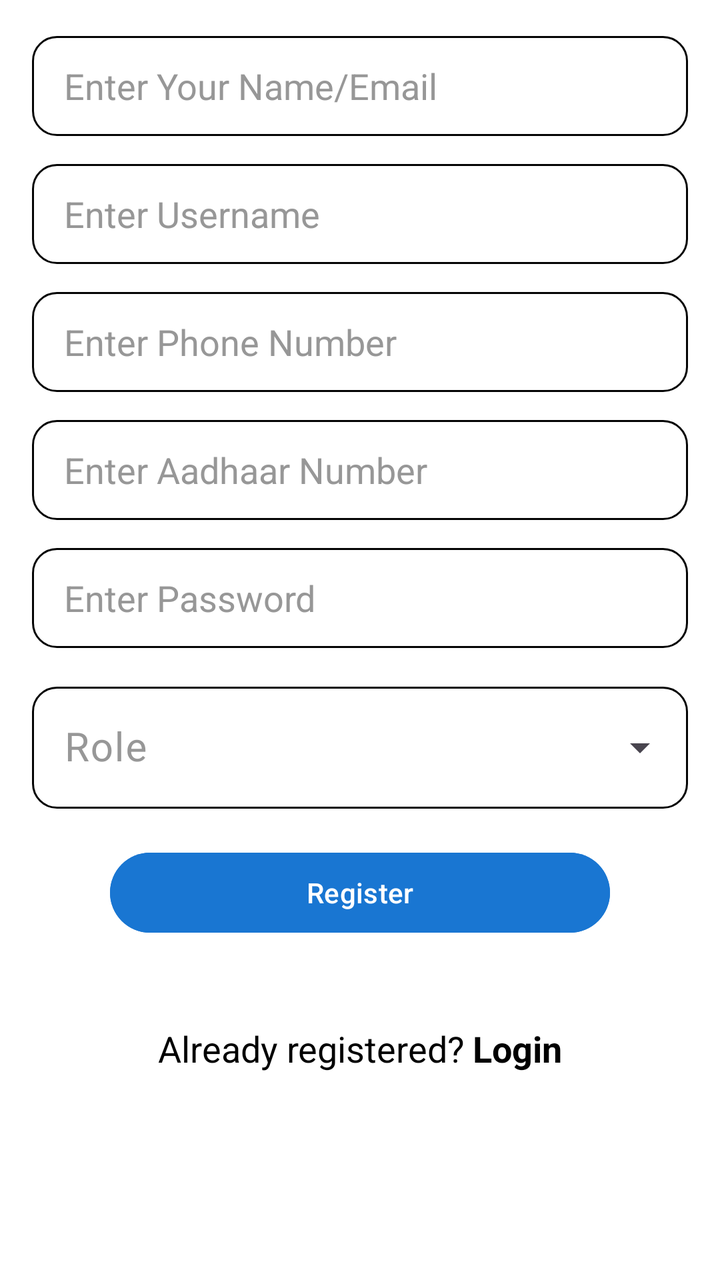
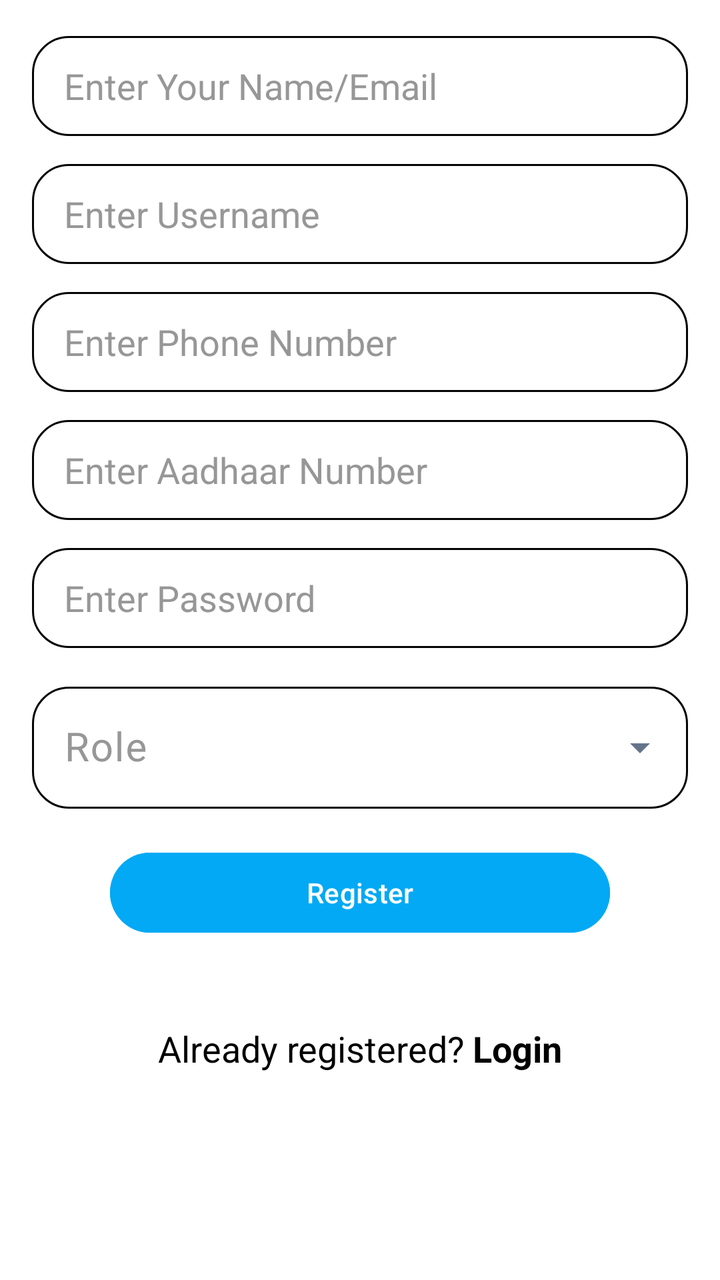

Compare the two renders of this Android layout. The source of the first and the diff that turns it into the second are given below.
<!-- AndroidManifest.xml: application theme Theme.HealthYatra -->
<!-- res/layout/fragment_sign_up.xml -->
<?xml version="1.0" encoding="utf-8"?>
<ScrollView
    xmlns:android="http://schemas.android.com/apk/res/android"
    xmlns:tools="http://schemas.android.com/tools"
    xmlns:app="http://schemas.android.com/apk/res-auto"
    android:layout_width="match_parent"
    android:layout_height="match_parent"
    android:background="@color/primary"
    android:fillViewport="true"
    android:clipToPadding="false"
    tools:context=".fragment.SignUp">

    <androidx.constraintlayout.widget.ConstraintLayout
        android:id="@+id/frameLayout"
        android:layout_width="match_parent"
        android:layout_height="wrap_content"
        android:paddingStart="16dp"
        android:paddingEnd="16dp"
        android:paddingTop="8dp"
        android:paddingBottom="80dp">

        
        <androidx.appcompat.widget.AppCompatEditText
            android:id="@+id/email"
            android:layout_width="0dp"
            android:layout_height="50dp"
            android:layout_marginTop="10dp"
            android:importantForAutofill="no"
            android:background="@drawable/bg_edittext"
            android:hint="@string/enter_your_email"
            android:inputType="textEmailAddress"
            android:maxLength="20"
            android:textColorHint="#FB959595"
            app:layout_constraintEnd_toEndOf="parent"
            app:layout_constraintStart_toStartOf="parent"
            app:layout_constraintTop_toTopOf="parent" />

        
        <androidx.appcompat.widget.AppCompatEditText
            android:id="@+id/username"
            android:layout_width="0dp"
            android:layout_height="50dp"
            android:layout_marginTop="14dp"
            android:autofillHints="username"
            android:background="@drawable/bg_edittext"
            android:hint="@string/enter_username"
            android:inputType="text"
            android:maxLength="20"
            android:textColorHint="#FB959595"
            app:layout_constraintEnd_toEndOf="parent"
            app:layout_constraintStart_toStartOf="parent"
            app:layout_constraintTop_toBottomOf="@id/email" />

        
        <androidx.appcompat.widget.AppCompatEditText
            android:id="@+id/phoneNumber"
            android:layout_width="0dp"
            android:layout_height="50dp"
            android:layout_marginTop="14dp"
            android:autofillHints="phone"
            android:background="@drawable/bg_edittext"
            android:hint="@string/enter_phone_number"
            android:inputType="phone"
            android:maxLength="10"
            android:textColorHint="#FB959595"
            app:layout_constraintEnd_toEndOf="parent"
            app:layout_constraintStart_toStartOf="parent"
            app:layout_constraintTop_toBottomOf="@id/username" />

        
        <androidx.appcompat.widget.AppCompatEditText
            android:id="@+id/Aadhaar"
            android:layout_width="0dp"
            android:layout_height="50dp"
            android:layout_marginTop="14dp"
            android:importantForAutofill="no"
            android:background="@drawable/bg_edittext"
            android:hint="@string/enter_aadhaar_number"
            android:inputType="number"
            android:maxLength="12"
            android:textColorHint="#FB959595"
            app:layout_constraintEnd_toEndOf="parent"
            app:layout_constraintStart_toStartOf="parent"
            app:layout_constraintTop_toBottomOf="@id/phoneNumber" />

        
        <androidx.appcompat.widget.AppCompatEditText
            android:id="@+id/password"
            android:layout_width="0dp"
            android:layout_height="50dp"
            android:layout_marginTop="14dp"
            android:autofillHints="password"
            android:background="@drawable/bg_edittext"
            android:hint="@string/enter_password"
            android:inputType="textPassword"
            android:textColorHint="#FB959595"
            app:layout_constraintEnd_toEndOf="parent"
            app:layout_constraintStart_toStartOf="parent"
            app:layout_constraintTop_toBottomOf="@id/Aadhaar" />

        
        <com.google.android.material.textfield.TextInputLayout
            android:id="@+id/roleLayout"
            style="@style/Widget.Material3.TextInputLayout.OutlinedBox.ExposedDropdownMenu"
            android:layout_width="0dp"
            android:layout_height="wrap_content"
            android:layout_marginTop="14dp"
            android:hint="@string/role"
            android:textColorHint="#FB959595"
            app:layout_constraintEnd_toEndOf="parent"
            app:layout_constraintStart_toStartOf="parent"
            app:layout_constraintTop_toBottomOf="@id/password">

            <com.google.android.material.textfield.MaterialAutoCompleteTextView
                android:id="@+id/role"
                android:layout_width="match_parent"
                android:layout_height="wrap_content"
                android:background="@drawable/bg_edittext"
                android:textColor="@color/text_primary"

                android:inputType="none"
                android:textSize="20sp" />

        </com.google.android.material.textfield.TextInputLayout>

        
        <com.google.android.material.button.MaterialButton
            android:id="@+id/registerBtn"
            android:layout_width="250dp"
            android:layout_height="wrap_content"
            android:layout_marginTop="18dp"
            android:backgroundTint="#1976D2"
            android:text="@string/register"
            android:textColor="@color/primary"
            app:layout_constraintEnd_toEndOf="parent"
            app:layout_constraintStart_toStartOf="parent"
            app:layout_constraintTop_toBottomOf="@id/roleLayout" />

        
        <LinearLayout
            android:layout_width="wrap_content"
            android:layout_height="wrap_content"

            android:orientation="horizontal"
            android:layout_marginTop="18dp"
            app:layout_constraintBottom_toBottomOf="parent"
            app:layout_constraintEnd_toEndOf="parent"
            app:layout_constraintStart_toStartOf="parent"
            app:layout_constraintTop_toBottomOf="@id/registerBtn">

            <TextView
                android:layout_width="wrap_content"
                android:layout_height="wrap_content"
                android:text="@string/already_registered"
                android:textColor="@color/text_primary"
                android:textSize="18sp"
                />

            <TextView
                android:id="@+id/tvLogin"
                android:layout_width="wrap_content"
                android:layout_height="wrap_content"
                android:clickable="true"
               android:layout_marginStart="4dp"
                android:text="@string/login"
                android:textColor="@color/text_primary"
                android:textSize="18sp"
                android:textStyle="bold" />

        </LinearLayout>

    </androidx.constraintlayout.widget.ConstraintLayout>

</ScrollView>
<!-- resources referenced by this layout -->
<resources>
  <color name="primary">#FFFFFF</color>
  <color name="text_primary">#000000</color>
  <!-- drawable bg_edittext (drawable) -->
  <?xml version="1.0" encoding="utf-8"?>
  <selector xmlns:android="http://schemas.android.com/apk/res/android">
  
      
      <item android:state_focused="true">
          <shape android:shape="rectangle">
  
              <solid android:color="#00FBFBFB" />
  
              <stroke
                  android:width="2dp"
                  android:color="@color/text_primary" />
  
              <corners android:radius="12dp" />
  
              <padding
                  android:left="16dp"
                  android:top="0dp"
                  android:right="16dp"
                  android:bottom="0dp" />
  
          </shape>
      </item>
  
      
      <item>
          <shape android:shape="rectangle">
  
              <solid android:color="#00FBFBFB" />
  
              <stroke
                  android:width="1dp"
                  android:color="#040404" />
  
              <corners android:radius="12dp" />
  
              <padding
                  android:left="16dp"
                  android:top="0dp"
                  android:right="16dp"
                  android:bottom="0dp" />
  
          </shape>
      </item>
  
  </selector>
  <string name="already_registered">Already registered?</string>
  <string name="enter_aadhaar_number">Enter Aadhaar Number</string>
  <string name="enter_password">Enter Password</string>
  <string name="enter_phone_number">Enter Phone Number</string>
  <string name="enter_username">Enter Username</string>
  <string name="enter_your_email">Enter Your Name/Email</string>
  <string name="login">Login</string>
  <string name="register">Register</string>
  <string name="role">Role</string>
  <style name="Theme.HealthYatra" parent="Theme.Material3.Light.NoActionBar">
  
          <item name="colorPrimary">@color/primary</item>
          <item name="colorPrimaryContainer">@color/primary_light</item>
  
          <item name="android:colorBackground">@color/background</item>
          <item name="colorSurface">@color/white</item>
  
          <item name="android:textColorPrimary">@color/text_primary</item>
          <item name="android:textColorSecondary">@color/text_secondary</item>
  
          
          <item name="android:statusBarColor">@color/text_primary</item>
          <item name="android:windowLightStatusBar">true</item>
  
          
          <item name="android:navigationBarColor">@color/white</item>
  
          <item name="colorControlActivated">#1565C0</item>
  
      </style>
  <color name="primary_light">#CACACA</color>
  <color name="background">#F8FAFC</color>
  <color name="white">#FFFFFF</color>
  <color name="text_secondary">#64748B</color>
</resources>

<!-- the commit's change to res/layout/fragment_sign_up.xml (unified diff, before → after) -->
@@ -26,6 +26,7 @@
             android:layout_height="50dp"
             android:layout_marginTop="10dp"
             android:importantForAutofill="no"
+            android:textColor="?attr/colorOnSurface"
             android:background="@drawable/bg_edittext"
             android:hint="@string/enter_your_email"
             android:inputType="textEmailAddress"
@@ -43,6 +44,7 @@
             android:layout_marginTop="14dp"
             android:autofillHints="username"
             android:background="@drawable/bg_edittext"
+            android:textColor="?attr/colorOnSurface"
             android:hint="@string/enter_username"
             android:inputType="text"
             android:maxLength="20"
@@ -59,6 +61,7 @@
             android:layout_marginTop="14dp"
             android:autofillHints="phone"
             android:background="@drawable/bg_edittext"
+            android:textColor="?attr/colorOnSurface"
             android:hint="@string/enter_phone_number"
             android:inputType="phone"
             android:maxLength="10"
@@ -75,6 +78,7 @@
             android:layout_marginTop="14dp"
             android:importantForAutofill="no"
             android:background="@drawable/bg_edittext"
+            android:textColor="?attr/colorOnSurface"
             android:hint="@string/enter_aadhaar_number"
             android:inputType="number"
             android:maxLength="12"
@@ -91,6 +95,7 @@
             android:layout_marginTop="14dp"
             android:autofillHints="password"
             android:background="@drawable/bg_edittext"
+            android:textColor="?attr/colorOnSurface"
             android:hint="@string/enter_password"
             android:inputType="textPassword"
             android:textColorHint="#FB959595"
@@ -116,8 +121,7 @@
                 android:layout_width="match_parent"
                 android:layout_height="wrap_content"
                 android:background="@drawable/bg_edittext"
-                android:textColor="@color/text_primary"
-
+                android:textColor="?attr/colorOnSurface"
                 android:inputType="none"
                 android:textSize="20sp" />
 
@@ -129,7 +133,7 @@
             android:layout_width="250dp"
             android:layout_height="wrap_content"
             android:layout_marginTop="18dp"
-            android:backgroundTint="#1976D2"
+            android:backgroundTint="#03A9F4"
             android:text="@string/register"
             android:textColor="@color/primary"
             app:layout_constraintEnd_toEndOf="parent"
<!-- resource entries referenced after the edit -->
@@ -14,9 +14,9 @@
   
               <stroke
                   android:width="2dp"
-                  android:color="@color/text_primary" />
+                  android:color="#4BD9AC" />
   
-              <corners android:radius="12dp" />
+              <corners android:radius="18dp" />
   
               <padding
                   android:left="16dp"
@@ -37,7 +37,7 @@
                   android:width="1dp"
                   android:color="#040404" />
   
-              <corners android:radius="12dp" />
+              <corners android:radius="18dp" />
   
               <padding
                   android:left="16dp"
@@ -78,6 +78,9 @@
   
           <item name="colorControlActivated">#1565C0</item>
   
+          <item name="colorOnSurface">#1F2937</item>
+          <item name="colorOnSurfaceVariant">#64748B</item>
+  
       </style>
   <color name="primary_light">#CACACA</color>
   <color name="background">#F8FAFC</color>
